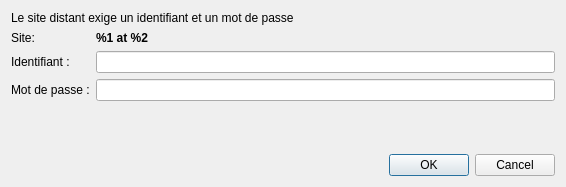
Before: the Qt Designer form ui/authenticationdialog.ui in Covalia/standalone-deployer, drawn with Qt 5.
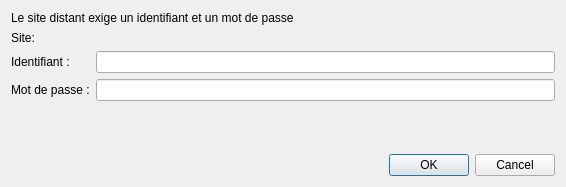
After: the same form once the commit is applied.

The edit to the form file:
```diff
--- a/ui/authenticationdialog.ui
+++ b/ui/authenticationdialog.ui
@@ -77,7 +77,7 @@
       </font>
      </property>
      <property name="text">
-      <string>%1 at %2</string>
+      <string/>
      </property>
      <property name="wordWrap">
       <bool>true</bool>
```
Left out of the diff: 3 changed lines with no effect on the pictures.
